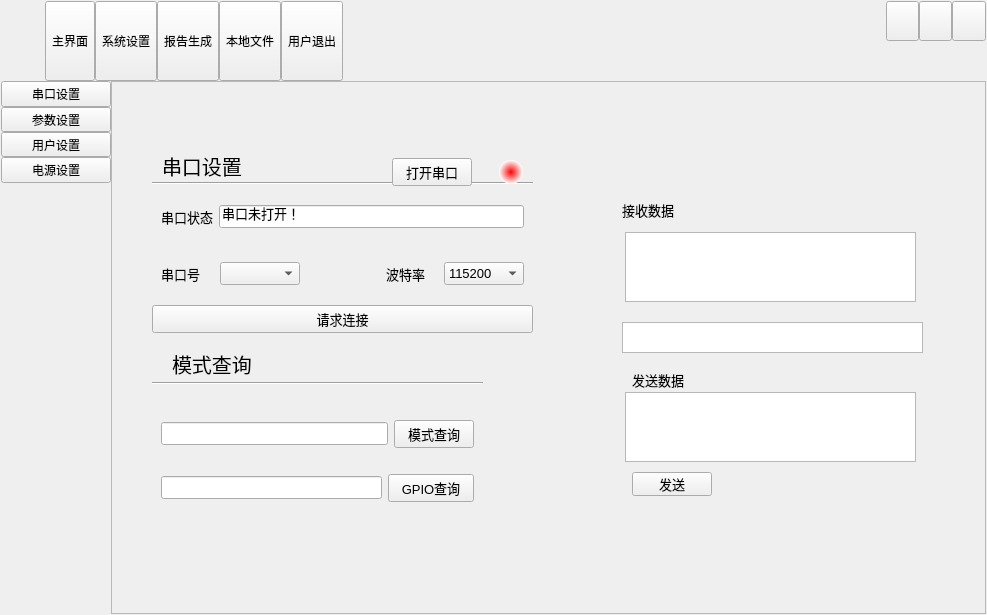
Before: the Qt Designer form uidemo08/form/frmmain.ui in ZeYu1391774324/BX-MagnetDetectorProject, drawn with Qt 5.
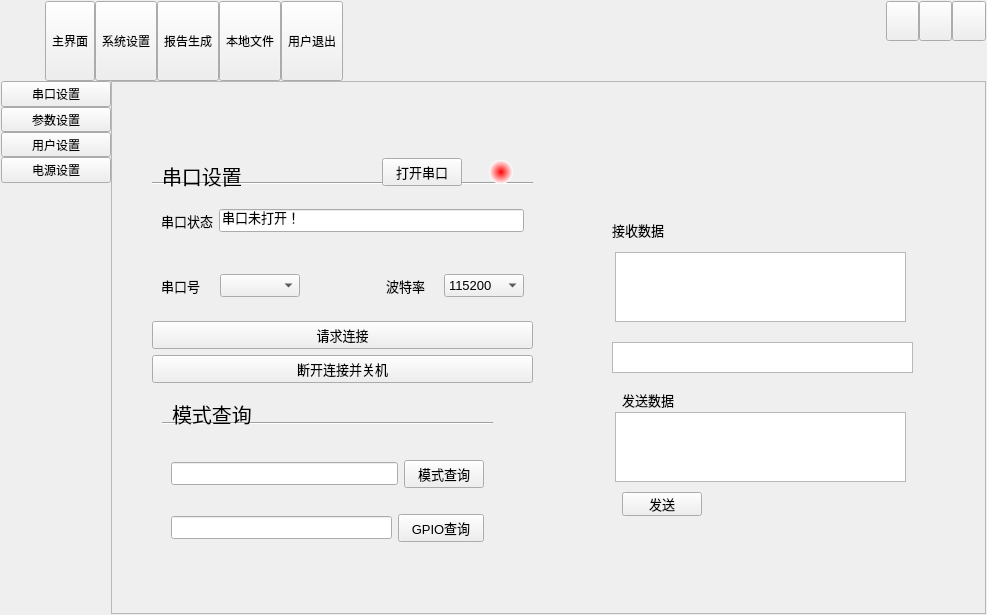
After: the same form once the commit is applied. Icons and pictures are not drawn.

Commit message: Updated the disconnect Function and the UI

```diff
--- a/uidemo08/form/frmmain.ui
+++ b/uidemo08/form/frmmain.ui
@@ -1030,7 +1030,7 @@
              <x>40</x>
              <y>100</y>
              <width>381</width>
-             <height>151</height>
+             <height>201</height>
             </rect>
            </property>
            <layout class="QVBoxLayout" name="verticalLayout_6">
@@ -1188,13 +1188,20 @@
               </property>
              </widget>
             </item>
+            <item>
+             <widget class="QPushButton" name="disconnectBtn">
+              <property name="text">
+               <string>断开连接并关机</string>
+              </property>
+             </widget>
+            </item>
            </layout>
           </widget>
           <widget class="QWidget" name="widget_5" native="true">
            <property name="geometry">
             <rect>
-             <x>40</x>
-             <y>300</y>
+             <x>50</x>
+             <y>340</y>
              <width>331</width>
              <height>151</height>
             </rect>
@@ -1243,7 +1250,7 @@
            <property name="geometry">
             <rect>
              <x>50</x>
-             <y>60</y>
+             <y>70</y>
              <width>363</width>
              <height>47</height>
             </rect>
@@ -1288,7 +1295,7 @@
            <property name="geometry">
             <rect>
              <x>60</x>
-             <y>260</y>
+             <y>310</y>
              <width>313</width>
              <height>44</height>
             </rect>
@@ -1311,8 +1318,8 @@
           <widget class="QTextEdit" name="DataReceived">
            <property name="geometry">
             <rect>
-             <x>513</x>
-             <y>150</y>
+             <x>503</x>
+             <y>170</y>
              <width>291</width>
              <height>70</height>
             </rect>
@@ -1321,8 +1328,8 @@
           <widget class="QTextEdit" name="DataSend">
            <property name="geometry">
             <rect>
-             <x>513</x>
-             <y>310</y>
+             <x>503</x>
+             <y>330</y>
              <width>291</width>
              <height>70</height>
             </rect>
@@ -1331,9 +1338,9 @@
           <widget class="QLabel" name="label_44">
            <property name="geometry">
             <rect>
-             <x>520</x>
-             <y>290</y>
-             <width>53</width>
+             <x>510</x>
+             <y>310</y>
+             <width>71</width>
              <height>16</height>
             </rect>
            </property>
@@ -1344,9 +1351,9 @@
           <widget class="QLabel" name="label_45">
            <property name="geometry">
             <rect>
-             <x>510</x>
-             <y>120</y>
-             <width>53</width>
+             <x>500</x>
+             <y>140</y>
+             <width>81</width>
              <height>16</height>
             </rect>
            </property>
@@ -1357,8 +1364,8 @@
           <widget class="QPushButton" name="SendButton">
            <property name="geometry">
             <rect>
-             <x>520</x>
-             <y>390</y>
+             <x>510</x>
+             <y>410</y>
              <width>80</width>
              <height>24</height>
             </rect>
@@ -1370,7 +1377,7 @@
           <widget class="QWidget" name="widget_12" native="true">
            <property name="geometry">
             <rect>
-             <x>280</x>
+             <x>270</x>
              <y>70</y>
              <width>131</width>
              <height>41</height>
@@ -1424,8 +1431,8 @@
           <widget class="QTextEdit" name="ReceivedFrameEdit">
            <property name="geometry">
             <rect>
-             <x>510</x>
-             <y>240</y>
+             <x>500</x>
+             <y>260</y>
              <width>301</width>
              <height>31</height>
             </rect>
```
Left out of the diff: 2 changed lines with no effect on the pictures. The commit also changes 4 other files.
